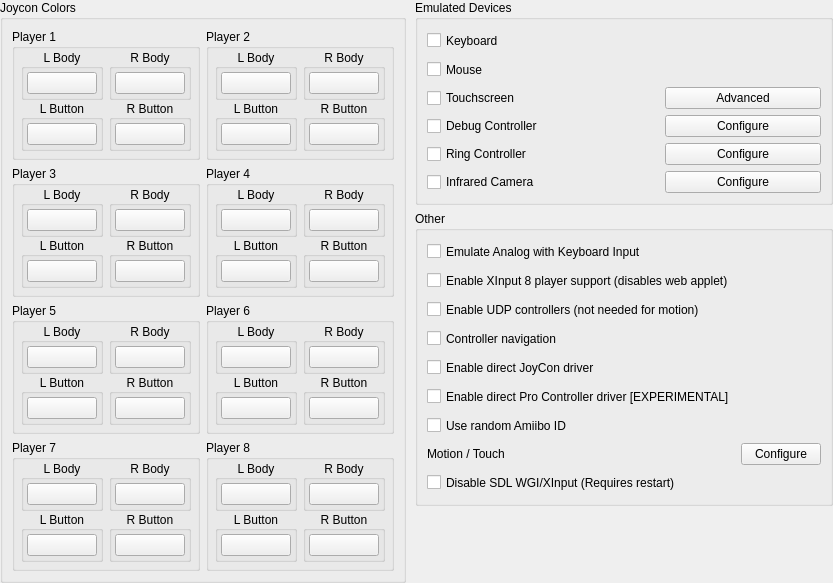
2archiver/Veshiru, file src/veshiru/configuration/configure_input_advanced.ui: the form before one commit.
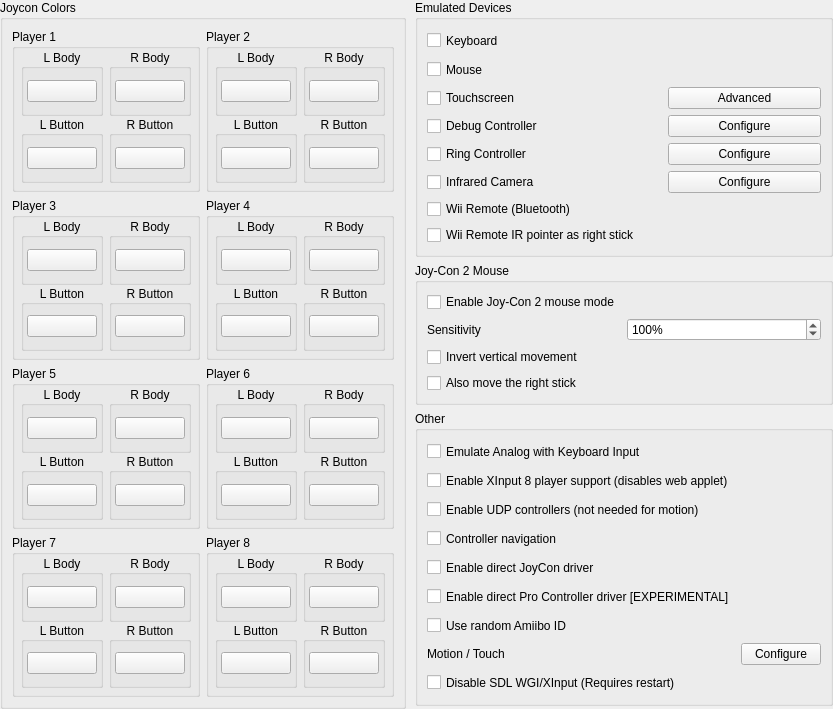
The form after the commit.

Commit message: input: add Wii Remote HID driver and Joy-Con 2 mouse mode

Diff of the .ui file:
```diff
--- a/src/veshiru/configuration/configure_input_advanced.ui
+++ b/src/veshiru/configuration/configure_input_advanced.ui
@@ -2631,6 +2631,85 @@
                  </property>
                 </widget>
                </item>
+               <item row="6" column="0" colspan="3">
+                <widget class="QCheckBox" name="enable_wii_remote_driver">
+                 <property name="toolTip">
+                  <string>Pair the Wii Remote in the operating system's Bluetooth settings first (hold 1 and 2), then restart Veshiru.</string>
+                 </property>
+                 <property name="text">
+                  <string>Wii Remote (Bluetooth)</string>
+                 </property>
+                </widget>
+               </item>
+               <item row="7" column="0" colspan="3">
+                <widget class="QCheckBox" name="wii_remote_ir_pointer">
+                 <property name="toolTip">
+                  <string>Needs a Sensor Bar, or two infrared LEDs, in front of the screen. The pointer is published as the right stick and as emulated motion.</string>
+                 </property>
+                 <property name="text">
+                  <string>Wii Remote IR pointer as right stick</string>
+                 </property>
+                </widget>
+               </item>
+              </layout>
+             </widget>
+            </item>
+            <item>
+             <widget class="QGroupBox" name="joycon2MouseGroupBox">
+              <property name="title">
+               <string>Joy-Con 2 Mouse</string>
+              </property>
+              <layout class="QGridLayout" name="joycon2MouseGridLayout">
+               <item row="0" column="0" colspan="2">
+                <widget class="QCheckBox" name="joycon2_mouse_enabled">
+                 <property name="toolTip">
+                  <string>Makes the host mouse act as a Joy-Con 2 mouse. Click in the render window to capture it; Ctrl+F9 gives it back.</string>
+                 </property>
+                 <property name="text">
+                  <string>Enable Joy-Con 2 mouse mode</string>
+                 </property>
+                </widget>
+               </item>
+               <item row="1" column="0">
+                <widget class="QLabel" name="joycon2_mouse_sensitivity_label">
+                 <property name="text">
+                  <string>Sensitivity</string>
+                 </property>
+                </widget>
+               </item>
+               <item row="1" column="1">
+                <widget class="QSpinBox" name="joycon2_mouse_sensitivity">
+                 <property name="suffix">
+                  <string>%</string>
+                 </property>
+                 <property name="minimum">
+                  <number>10</number>
+                 </property>
+                 <property name="maximum">
+                  <number>400</number>
+                 </property>
+                 <property name="value">
+                  <number>100</number>
+                 </property>
+                </widget>
+               </item>
+               <item row="2" column="0" colspan="2">
+                <widget class="QCheckBox" name="joycon2_mouse_invert_y">
+                 <property name="text">
+                  <string>Invert vertical movement</string>
+                 </property>
+                </widget>
+               </item>
+               <item row="3" column="0" colspan="2">
+                <widget class="QCheckBox" name="joycon2_mouse_stick_fallback">
+                 <property name="toolTip">
+                  <string>Also nudges the right stick while the mouse moves, for games that only read stick input.</string>
+                 </property>
+                 <property name="text">
+                  <string>Also move the right stick</string>
+                 </property>
+                </widget>
+               </item>
               </layout>
              </widget>
             </item>
```
The commit also changes 22 other files.
